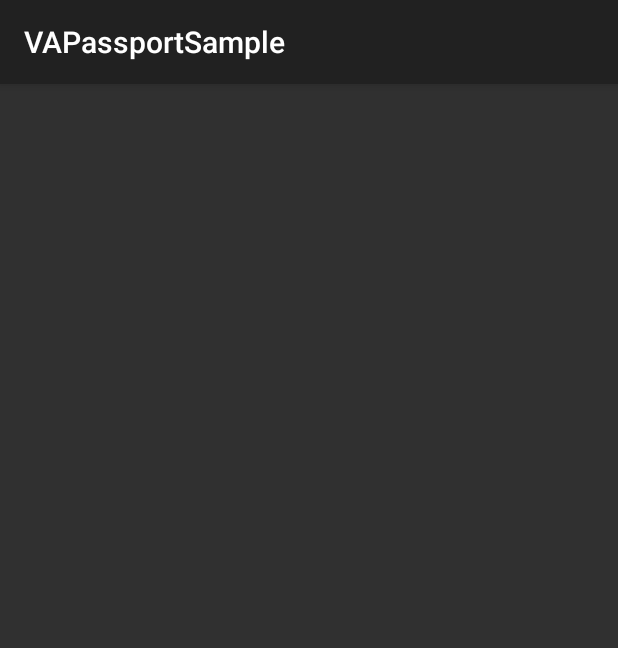
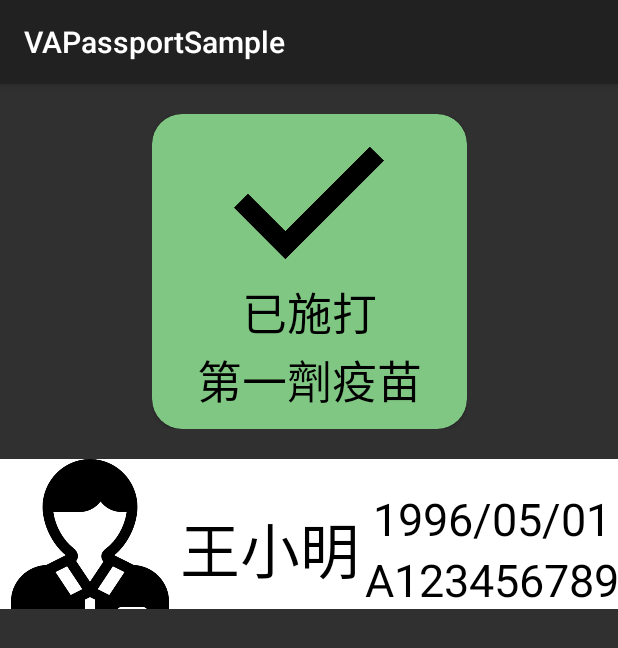
Before and after one commit to yo20703/VAPassportSample, an Android app: the PassportActivity screen opened directly, with no data from a screen before it, on a phone screen of 412 x 824 dp. Shown: the top 648 px of the screen. Run offline under Robolectric (Android 15) with nearby library versions, the phone set to English and light mode, and no system bars.

Commit message:
cardview

```diff
--- a/app/src/main/java/com/example/vapassportsample/PassportActivity.java
+++ b/app/src/main/java/com/example/vapassportsample/PassportActivity.java
@@ -1,14 +1,44 @@
 package com.example.vapassportsample;
 
 import androidx.appcompat.app.AppCompatActivity;
+import androidx.recyclerview.widget.LinearLayoutManager;
+import androidx.recyclerview.widget.PagerSnapHelper;
+import androidx.recyclerview.widget.RecyclerView;
 
 import android.os.Bundle;
 
+import java.util.ArrayList;
+
 public class PassportActivity extends AppCompatActivity {
-
+    RecyclerView rvPassportCard;
     @Override
     protected void onCreate(Bundle savedInstanceState) {
         super.onCreate(savedInstanceState);
         setContentView(R.layout.activity_passport);
+
+        initLayout();
+    }
+
+    private void initLayout() {
+        rvPassportCard = findViewById(R.id.rv_passport_card);
+
+        LinearLayoutManager lm = new LinearLayoutManager(this);
+        lm.setOrientation(LinearLayoutManager.HORIZONTAL);
+        rvPassportCard.setLayoutManager(lm);
+
+        PassportRvAdapter passportRvAdapter = new PassportRvAdapter(getDataBeans());
+        rvPassportCard.setAdapter(passportRvAdapter);
+
+        PagerSnapHelper pagerSnapHelper = new PagerSnapHelper();
+        pagerSnapHelper.attachToRecyclerView(rvPassportCard);
+    }
+
+    private ArrayList<DataBean> getDataBeans() {
+        ArrayList<DataBean> dataBeans = new ArrayList<>();
+
+        dataBeans.add(new DataBean(true, "已施打", "第一劑疫苗"));
+        dataBeans.add(new DataBean(false, "未施打", "第二劑疫苗"));
+        dataBeans.add(new DataBean(false, "未施打", "第三劑疫苗"));
+        return dataBeans;
     }
 }
--- /dev/null
+++ b/app/src/main/java/com/example/vapassportsample/PassportRvAdapter.java
@@ -0,0 +1,66 @@
+package com.example.vapassportsample;
+
+import android.view.LayoutInflater;
+import android.view.View;
+import android.view.ViewGroup;
+import android.widget.ImageView;
+import android.widget.TextView;
+
+import androidx.annotation.NonNull;
+import androidx.recyclerview.widget.RecyclerView;
+
+import java.util.ArrayList;
+
+public class PassportRvAdapter extends RecyclerView.Adapter {
+
+    ArrayList<DataBean> dataBeans = new ArrayList<>();
+    public PassportRvAdapter(ArrayList<DataBean> dataBeans){
+        this.dataBeans = dataBeans;
+    }
+
+    static class PassportViewHolder extends RecyclerView.ViewHolder {
+        ImageView imageView;
+        TextView tv1;
+        TextView tv2;
+
+        public PassportViewHolder(@NonNull View itemView) {
+            super(itemView);
+
+            imageView = itemView.findViewById(R.id.iv_check);
+            tv1 = itemView.findViewById(R.id.tv1);
+            tv2 = itemView.findViewById(R.id.tv2);
+        }
+    }
+
+    @NonNull
+    @Override
+    public RecyclerView.ViewHolder onCreateViewHolder(@NonNull ViewGroup parent, int viewType) {
+        return new PassportViewHolder(LayoutInflater.from(parent.getContext())
+                .inflate(R.layout.item_passport_card, parent, false));
+    }
+
+    @Override
+    public void onBindViewHolder(@NonNull RecyclerView.ViewHolder holder, int position) {
+        int imageResource = dataBeans.get(position).isCheck ? R.drawable.checked : R.drawable.cancel;
+        ((PassportViewHolder) holder).imageView.setImageResource(imageResource);
+        ((PassportViewHolder) holder).tv1.setText(dataBeans.get(position).status1);
+        ((PassportViewHolder) holder).tv2.setText(dataBeans.get(position).status2);
+    }
+
+    @Override
+    public int getItemCount() {
+        return dataBeans.size();
+    }
+}
+
+class DataBean{
+    Boolean isCheck;
+    String status1;
+    String status2;
+
+    public DataBean(Boolean isCheck, String status1, String status2) {
+        this.isCheck = isCheck;
+        this.status1 = status1;
+        this.status2 = status2;
+    }
+}
--- /dev/null
+++ b/app/src/main/java/com/example/vapassportsample/UserInfoView.java
@@ -0,0 +1,34 @@
+package com.example.vapassportsample;
+
+import android.content.Context;
+import android.util.AttributeSet;
+import android.view.View;
+
+import androidx.annotation.Nullable;
+import androidx.constraintlayout.widget.ConstraintLayout;
+
+public class UserInfoView extends ConstraintLayout {
+    public UserInfoView(Context context) {
+        super(context);
+
+        inflate(context, R.layout.view_user_info, this);
+    }
+
+    public UserInfoView(Context context, @Nullable AttributeSet attrs) {
+        super(context, attrs);
+
+        inflate(context, R.layout.view_user_info, this);
+    }
+
+    public UserInfoView(Context context, @Nullable AttributeSet attrs, int defStyleAttr) {
+        super(context, attrs, defStyleAttr);
+
+        inflate(context, R.layout.view_user_info, this);
+    }
+
+    public UserInfoView(Context context, @Nullable AttributeSet attrs, int defStyleAttr, int defStyleRes) {
+        super(context, attrs, defStyleAttr, defStyleRes);
+
+        inflate(context, R.layout.view_user_info, this);
+    }
+}
--- a/app/src/main/res/layout/activity_passport.xml
+++ b/app/src/main/res/layout/activity_passport.xml
@@ -6,4 +6,22 @@
     android:layout_height="match_parent"
     tools:context=".PassportActivity">
 
+    <androidx.recyclerview.widget.RecyclerView
+        android:id="@+id/rv_passport_card"
+        android:layout_width="250dp"
+        android:layout_height="250dp"
+        app:layout_constraintTop_toTopOf="parent"
+        app:layout_constraintStart_toStartOf="parent"
+        app:layout_constraintEnd_toEndOf="parent"
+        />
+
+    <com.example.vapassportsample.UserInfoView
+        android:id="@+id/user_info_view"
+        android:layout_width="match_parent"
+        android:layout_height="100dp"
+        app:layout_constraintTop_toBottomOf="@+id/rv_passport_card"
+        app:layout_constraintStart_toStartOf="parent"
+        app:layout_constraintEnd_toEndOf="parent"
+        />
+
 </androidx.constraintlayout.widget.ConstraintLayout>
--- /dev/null
+++ b/app/src/main/res/layout/item_passport_card.xml
@@ -0,0 +1,47 @@
+<?xml version="1.0" encoding="utf-8"?>
+<LinearLayout xmlns:android="http://schemas.android.com/apk/res/android"
+    xmlns:app="http://schemas.android.com/apk/res-auto"
+    android:orientation="vertical"
+    android:layout_width="match_parent"
+    android:layout_height="match_parent"
+    android:padding="20dp">
+
+    <androidx.cardview.widget.CardView
+        android:layout_width="match_parent"
+        android:layout_height="match_parent"
+        android:layout_gravity="center"
+        app:cardCornerRadius="20dp"
+        app:cardBackgroundColor="@color/green">
+
+        <LinearLayout
+            android:layout_width="match_parent"
+            android:layout_height="match_parent"
+            android:layout_gravity="center"
+            android:gravity="center"
+            android:orientation="vertical">
+            <ImageView
+                android:id="@+id/iv_check"
+                android:layout_width="100dp"
+                android:layout_height="100dp"
+                android:src="@drawable/checked"/>
+
+            <TextView
+                android:id="@+id/tv1"
+                android:layout_width="wrap_content"
+                android:layout_height="wrap_content"
+                android:text="已完成"
+                android:textSize="30dp"
+                android:textColor="@color/black"/>
+
+            <TextView
+                android:id="@+id/tv2"
+                android:layout_width="wrap_content"
+                android:layout_height="wrap_content"
+                android:text="第一劑施打"
+                android:textSize="30dp"
+                android:textColor="@color/black"/>
+        </LinearLayout>
+
+
+    </androidx.cardview.widget.CardView>
+</LinearLayout>
--- /dev/null
+++ b/app/src/main/res/layout/view_user_info.xml
@@ -0,0 +1,59 @@
+<?xml version="1.0" encoding="utf-8"?>
+<androidx.constraintlayout.widget.ConstraintLayout xmlns:android="http://schemas.android.com/apk/res/android"
+    xmlns:app="http://schemas.android.com/apk/res-auto"
+    android:layout_width="match_parent"
+    android:layout_height="wrap_content"
+    android:background="@color/white">
+
+    <ImageView
+        android:id="@+id/iv_user"
+        android:layout_width="120dp"
+        android:layout_height="120dp"
+        app:layout_constraintStart_toStartOf="parent"
+        app:layout_constraintTop_toTopOf="parent"
+        android:src="@drawable/staff"/>
+
+    <TextView
+        android:id="@+id/tv_user"
+        android:layout_width="wrap_content"
+        android:layout_height="wrap_content"
+        android:text="王小明"
+        android:textSize="40sp"
+        android:textColor="@color/black"
+        app:layout_constraintStart_toEndOf="@id/iv_user"
+        app:layout_constraintTop_toTopOf="@id/iv_user"
+        app:layout_constraintBottom_toBottomOf="@id/iv_user"
+        />
+    <androidx.constraintlayout.widget.ConstraintLayout
+        android:layout_width="wrap_content"
+        android:layout_height="wrap_content"
+        app:layout_constraintStart_toEndOf="@id/tv_user"
+        app:layout_constraintTop_toTopOf="@id/tv_user"
+        app:layout_constraintBottom_toBottomOf="@id/tv_user"
+        android:layout_marginStart="3dp"
+        >
+        <TextView
+            android:id="@+id/user_birthday"
+            android:layout_width="wrap_content"
+            android:layout_height="wrap_content"
+            app:layout_constraintTop_toTopOf="parent"
+            app:layout_constraintStart_toStartOf="parent"
+            app:layout_constraintEnd_toEndOf="parent"
+            android:textSize="30sp"
+            android:textColor="@color/black"
+            android:text="1996/05/01"
+            />
+
+        <TextView
+            android:id="@+id/tv_user_number"
+            android:layout_width="wrap_content"
+            android:layout_height="wrap_content"
+            app:layout_constraintTop_toBottomOf="@+id/user_birthday"
+            app:layout_constraintStart_toStartOf="parent"
+            app:layout_constraintEnd_toEndOf="parent"
+            android:textSize="30sp"
+            android:textColor="@color/black"
+            android:text="A123456789"
+            />
+    </androidx.constraintlayout.widget.ConstraintLayout>
+</androidx.constraintlayout.widget.ConstraintLayout>
--- a/app/src/main/res/values/colors.xml
+++ b/app/src/main/res/values/colors.xml
@@ -2,4 +2,5 @@
 <resources>
     <color name="black">#FF000000</color>
     <color name="white">#FFFFFFFF</color>
+    <color name="green">#81C784</color>
 </resources>
```
Also changed, not shown: app/src/main/res/drawable/cancel.png (added), app/src/main/res/drawable/checked.png (added), app/src/main/res/drawable/staff.png (added).
